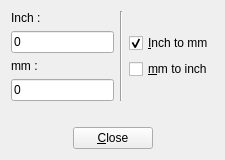
Old version of the form src/i2mdialog.ui in the repository GCodeProjects/GCodeWorkShop.
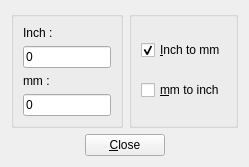
New version of the form. Icons and pictures are not drawn.

```diff
--- a/src/i2mdialog.ui
+++ b/src/i2mdialog.ui
@@ -6,8 +6,8 @@
    <rect>
     <x>0</x>
     <y>0</y>
-    <width>225</width>
-    <height>160</height>
+    <width>249</width>
+    <height>158</height>
    </rect>
   </property>
   <property name="sizePolicy">
@@ -19,14 +19,16 @@
   <property name="windowTitle">
    <string>Dialog</string>
   </property>
-  <layout class="QGridLayout" name="gridLayout_2">
-   <item row="3" column="9">
-    <layout class="QVBoxLayout" name="verticalLayout_5">
-     <item>
-      <layout class="QHBoxLayout" name="horizontalLayout">
-       <item>
         <layout class="QVBoxLayout" name="verticalLayout_2">
          <item>
+    <layout class="QHBoxLayout" name="horizontalLayout">
+     <item>
+      <widget class="QGroupBox" name="groupBox">
+       <property name="title">
+        <string/>
+       </property>
+       <layout class="QVBoxLayout" name="verticalLayout">
+        <item>
           <widget class="QLabel" name="inchLabel">
            <property name="text">
             <string>Inch :</string>
@@ -67,29 +69,15 @@
           </widget>
          </item>
         </layout>
-       </item>
-       <item>
-        <widget class="Line" name="line_2">
-         <property name="orientation">
-          <enum>Qt::Vertical</enum>
-         </property>
         </widget>
        </item>
        <item>
-        <layout class="QVBoxLayout" name="verticalLayout_3">
-         <item>
-          <layout class="QGridLayout" name="gridLayout">
-           <item row="1" column="0">
-            <widget class="QCheckBox" name="mmCheckBox">
-             <property name="text">
-              <string>&amp;mm to inch</string>
-             </property>
-             <property name="autoExclusive">
-              <bool>true</bool>
-             </property>
-            </widget>
-           </item>
-           <item row="0" column="0">
+      <widget class="QGroupBox" name="groupBox_2">
+       <property name="title">
+        <string/>
+       </property>
+       <layout class="QVBoxLayout" name="verticalLayout_4">
+        <item>
             <widget class="QCheckBox" name="inchCheckBox">
              <property name="text">
               <string>&amp;Inch to mm</string>
@@ -102,24 +90,20 @@
              </property>
             </widget>
            </item>
-          </layout>
-         </item>
-        </layout>
-       </item>
-      </layout>
-     </item>
      <item>
-      <spacer name="verticalSpacer_4">
-       <property name="orientation">
-        <enum>Qt::Vertical</enum>
-       </property>
-       <property name="sizeHint" stdset="0">
-        <size>
-         <width>20</width>
-         <height>40</height>
-        </size>
-       </property>
-      </spacer>
+         <widget class="QCheckBox" name="mmCheckBox">
+          <property name="text">
+           <string>&amp;mm to inch</string>
+          </property>
+          <property name="autoExclusive">
+           <bool>true</bool>
+          </property>
+         </widget>
+        </item>
+       </layout>
+      </widget>
+     </item>
+    </layout>
      </item>
      <item>
       <layout class="QHBoxLayout" name="horizontalLayout_2">
@@ -162,8 +146,6 @@
       </layout>
      </item>
     </layout>
-   </item>
-  </layout>
  </widget>
  <resources/>
  <connections/>
```
Left out of the diff: 8 changed lines with no effect on the pictures. Lines whose indentation alone changed are shown as unchanged.
